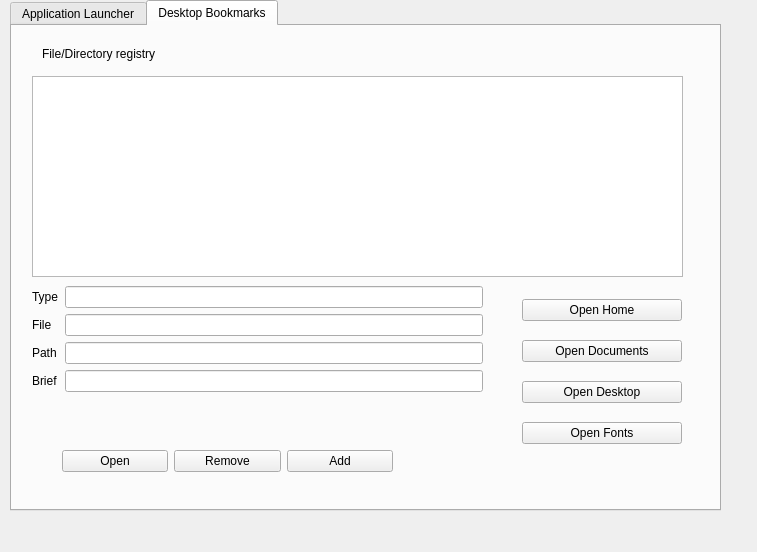
Before: the Qt Designer form user_interface.ui in caiorss/qapplauncher, drawn with Qt 5.
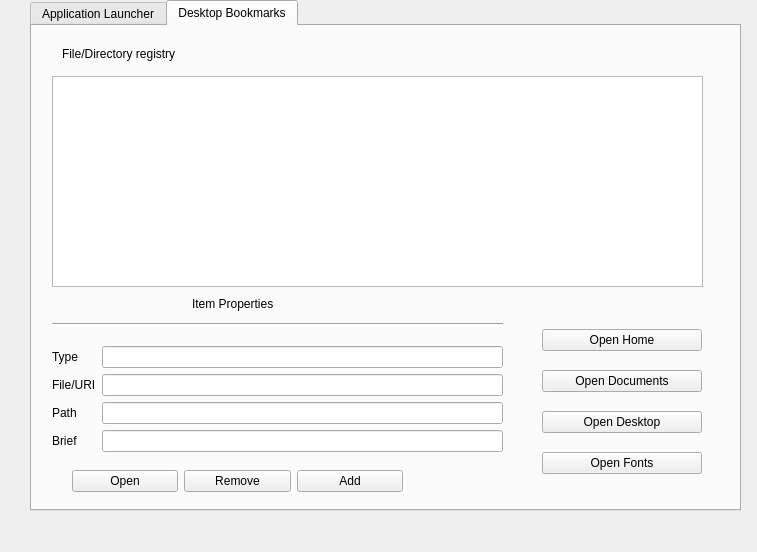
After: the same form once the commit is applied.

Commit message: Update user interface - add horizontal line separator.

```diff
--- a/user_interface.ui
+++ b/user_interface.ui
@@ -17,7 +17,7 @@
    <widget class="QTabWidget" name="tabWidget">
     <property name="geometry">
      <rect>
-      <x>10</x>
+      <x>30</x>
       <y>0</y>
       <width>711</width>
       <height>511</height>
@@ -184,7 +184,7 @@
       <property name="geometry">
        <rect>
         <x>510</x>
-        <y>260</y>
+        <y>290</y>
         <width>160</width>
         <height>171</height>
        </rect>
@@ -238,7 +238,7 @@
         <x>20</x>
         <y>50</y>
         <width>651</width>
-        <height>201</height>
+        <height>211</height>
        </rect>
       </property>
      </widget>
@@ -246,7 +246,7 @@
       <property name="geometry">
        <rect>
         <x>20</x>
-        <y>260</y>
+        <y>320</y>
         <width>451</width>
         <height>112</height>
        </rect>
@@ -265,7 +265,7 @@
        <item row="1" column="0">
         <widget class="QLabel" name="label_5">
          <property name="text">
-          <string>File</string>
+          <string>File/URI</string>
          </property>
         </widget>
        </item>
@@ -297,8 +297,8 @@
      <widget class="QWidget" name="horizontalLayoutWidget">
       <property name="geometry">
        <rect>
-        <x>50</x>
-        <y>420</y>
+        <x>40</x>
+        <y>440</y>
         <width>331</width>
         <height>31</height>
        </rect>
@@ -327,6 +327,32 @@
        </item>
       </layout>
      </widget>
+     <widget class="Line" name="line">
+      <property name="geometry">
+       <rect>
+        <x>20</x>
+        <y>290</y>
+        <width>451</width>
+        <height>16</height>
+       </rect>
+      </property>
+      <property name="orientation">
+       <enum>Qt::Horizontal</enum>
+      </property>
+     </widget>
+     <widget class="QLabel" name="label_8">
+      <property name="geometry">
+       <rect>
+        <x>160</x>
+        <y>270</y>
+        <width>111</width>
+        <height>16</height>
+       </rect>
+      </property>
+      <property name="text">
+       <string>Item Properties</string>
+      </property>
+     </widget>
     </widget>
    </widget>
   </widget>
```
